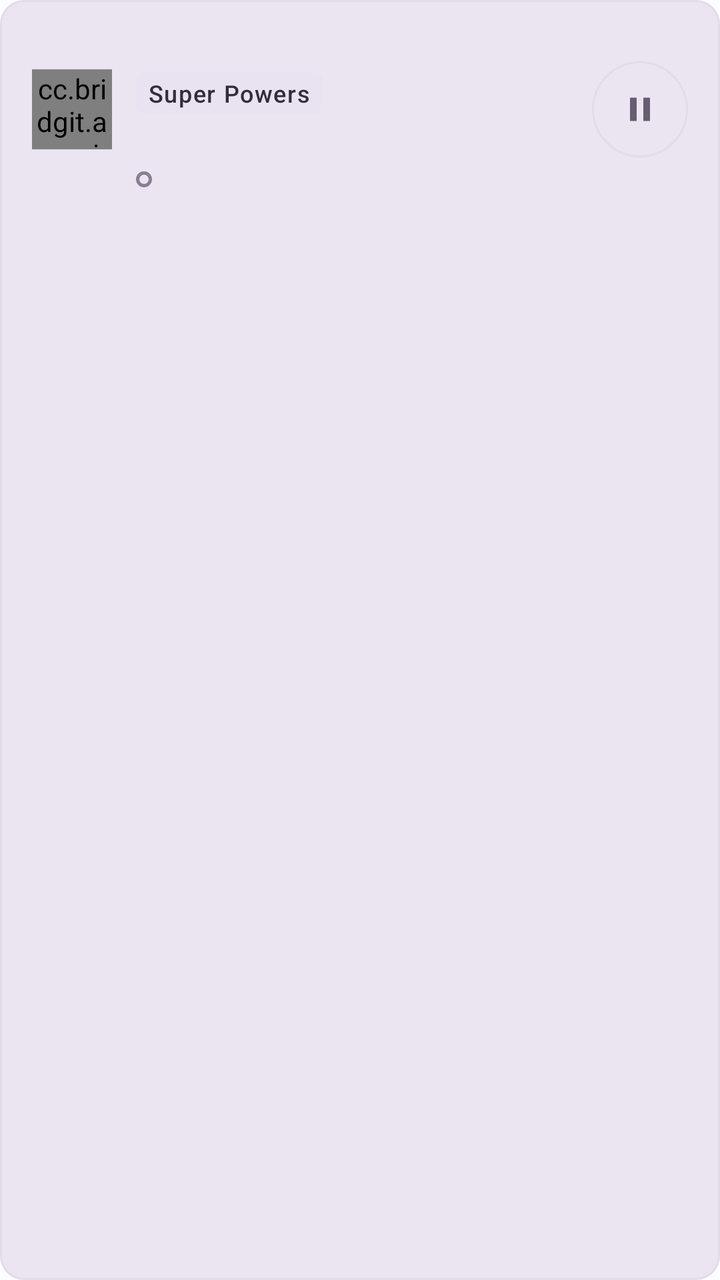
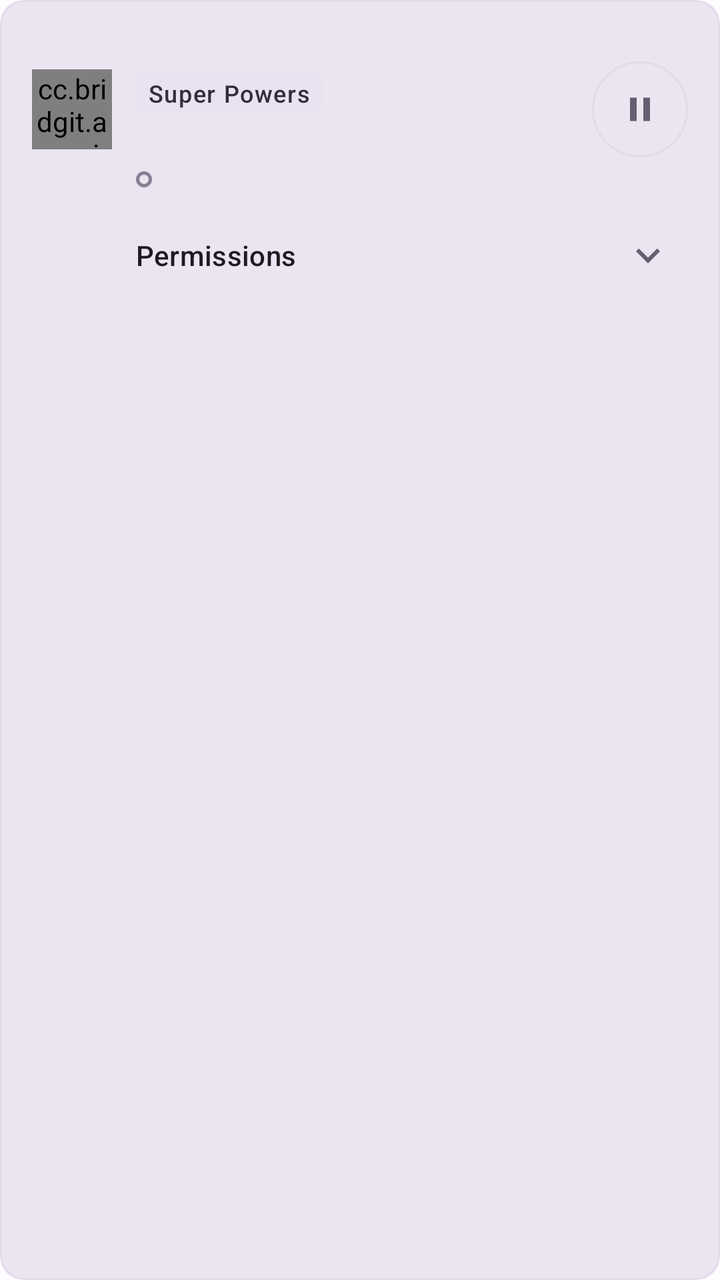

An Android layout rendered at two revisions. The XML below is the earlier revision; the diff shows what the commit changed to produce the second picture.
<!-- AndroidManifest.xml: application theme Theme.Bridgit -->
<!-- res/layout/agents_row.xml -->
<?xml version="1.0" encoding="utf-8"?>
<com.google.android.material.card.MaterialCardView xmlns:android="http://schemas.android.com/apk/res/android"
    xmlns:app="http://schemas.android.com/apk/res-auto"
    style="@style/Widget.Bridgit.Card"
    android:layout_width="match_parent"
    android:layout_height="wrap_content"
    android:layout_marginTop="8dp"
    android:clickable="true"
    android:focusable="true"
    app:contentPaddingBottom="10dp"
    app:contentPaddingEnd="4dp"
    app:contentPaddingStart="14dp"
    app:contentPaddingTop="10dp"
    app:cardBackgroundColor="?attr/colorSurfaceContainerHigh"
    app:strokeColor="?attr/colorOutlineVariant"
    app:strokeWidth="1dp">

    <LinearLayout
        android:layout_width="match_parent"
        android:layout_height="wrap_content"
        android:gravity="center_vertical"
        android:orientation="horizontal">

        <cc.bridgit.app.ui.common.AgentAvatarView
            android:id="@+id/avatar"
            android:layout_width="40dp"
            android:layout_height="40dp"
            android:importantForAccessibility="no" />

        <LinearLayout
            android:id="@+id/info"
            android:layout_width="0dp"
            android:layout_height="wrap_content"
            android:layout_marginStart="12dp"
            android:layout_weight="1"
            android:importantForAccessibility="noHideDescendants"
            android:orientation="vertical">

            <TextView
                android:id="@+id/name"
                android:layout_width="match_parent"
                android:layout_height="wrap_content"
                android:breakStrategy="simple"
                android:hyphenationFrequency="none"
                android:textAppearance="?attr/textAppearanceTitleMedium" />

            <TextView
                android:id="@+id/developer"
                style="@style/Widget.Bridgit.MonoChip"
                android:layout_width="wrap_content"
                android:layout_height="wrap_content"
                android:layout_marginTop="2dp"
                android:layout_marginBottom="2dp"
                android:background="@drawable/bg_mono_chip"
                android:backgroundTint="?attr/colorPrimaryContainer"
                android:fontFamily="sans-serif-medium"
                android:text="@string/agents_badge_super"
                android:textAppearance="?attr/textAppearanceLabelSmall"
                android:textColor="?attr/colorOnPrimaryContainer" />

            <TextView
                android:id="@+id/connection"
                android:layout_width="match_parent"
                android:layout_height="wrap_content"
                android:textAppearance="?attr/textAppearanceBodySmall"
                android:textColor="?attr/colorOnSurfaceVariant" />

            <LinearLayout
                android:layout_width="match_parent"
                android:layout_height="wrap_content"
                android:layout_marginTop="3dp"
                android:orientation="horizontal">

                <View
                    android:id="@+id/dot"
                    android:layout_width="8dp"
                    android:layout_height="8dp"
                    android:layout_marginTop="5dp"
                    android:layout_marginEnd="6dp"
                    android:background="@drawable/agents_dot_idle" />

                <TextView
                    android:id="@+id/line2"
                    android:layout_width="0dp"
                    android:layout_height="wrap_content"
                    android:layout_weight="1"
                    android:textAppearance="?attr/textAppearanceBodySmall"
                    android:textColor="?attr/colorOnSurfaceVariant" />
            </LinearLayout>
        </LinearLayout>

        <com.google.android.material.button.MaterialButton
            android:id="@+id/pause"
            style="@style/Widget.Material3.Button.IconButton.Outlined"
            android:layout_width="48dp"
            android:layout_height="48dp"
            android:layout_marginStart="4dp"
            android:insetLeft="0dp"
            android:insetTop="0dp"
            android:insetRight="0dp"
            android:insetBottom="0dp"
            app:icon="@drawable/agents_ic_pause"
            app:iconSize="20dp"
            app:iconTint="?attr/colorOnSurfaceVariant"
            app:strokeColor="?attr/colorOutlineVariant"
            app:iconGravity="textStart"
            app:iconPadding="0dp" />
    </LinearLayout>
</com.google.android.material.card.MaterialCardView>
<!-- resources referenced by this layout -->
<resources>
  <string name="agents_badge_super">Super Powers</string>
  <color name="b_primary">#6D587E</color>
  <color name="b_on_primary">#FFFFFF</color>
  <color name="b_primary_container">#E9E2F0</color>
  <color name="b_on_primary_container">#332C3D</color>
  <color name="b_secondary">#83501E</color>
  <color name="b_on_secondary">#FFFFFF</color>
  <color name="b_secondary_container">#FBEFDF</color>
  <color name="b_on_secondary_container">#5E3715</color>
  <color name="b_surface">#FDFCFE</color>
  <color name="b_on_surface">#332C3D</color>
  <color name="b_surface_container">#F1EEF6</color>
  <color name="b_surface_container_high">#EAE5F0</color>
  <color name="b_surface_container_highest">#E2DCE9</color>
  <color name="b_surface_container_low">#F7F4FA</color>
  <color name="b_surface_container_lowest">#FFFFFF</color>
  <color name="b_on_surface_variant">#675D71</color>
  <color name="b_outline">#897E94</color>
  <color name="b_outline_variant">#E2DCE9</color>
  <color name="b_error">#A52D48</color>
  <color name="b_on_error">#FFFFFF</color>
  <color name="b_error_container">#F9E9ED</color>
  <color name="b_on_error_container">#5F1631</color>
  <color name="b_success">#16834A</color>
  <color name="b_success_container">#E6F3EB</color>
  <color name="b_on_success_container">#164D31</color>
  <color name="b_warning">#83501E</color>
  <style name="ShapeAppearance.Bridgit.Small" parent="ShapeAppearance.Material3.Corner.Small"><item name="cornerSize">8dp</item></style>
  <style name="ShapeAppearance.Bridgit.Medium" parent="ShapeAppearance.Material3.Corner.Medium"><item name="cornerSize">12dp</item></style>
  <style name="ShapeAppearance.Bridgit.Large" parent="ShapeAppearance.Material3.Corner.Large"><item name="cornerSize">16dp</item></style>
  <style name="TextAppearance.Bridgit.BodyLarge" parent="TextAppearance.Material3.BodyLarge"><item name="android:textSize">16sp</item></style>
  <style name="TextAppearance.Bridgit.BodyMedium" parent="TextAppearance.Material3.BodyMedium"><item name="android:textSize">15sp</item></style>
  <style name="TextAppearance.Bridgit.BodySmall" parent="TextAppearance.Material3.BodySmall"><item name="android:textSize">14sp</item></style>
  <style name="TextAppearance.Bridgit.Label" parent="TextAppearance.Material3.LabelLarge"><item name="android:textSize">14sp</item></style>
  <style name="TextAppearance.Bridgit.Supporting" parent="TextAppearance.Material3.LabelSmall"><item name="android:textSize">12sp</item></style>
  <style name="TextAppearance.Bridgit.TitleLarge" parent="TextAppearance.Material3.TitleLarge"><item name="android:textSize">24sp</item></style>
  <style name="TextAppearance.Bridgit.TitleMedium" parent="TextAppearance.Material3.TitleMedium"><item name="android:textSize">18sp</item></style>
  <style name="TextAppearance.Bridgit.TitleSmall" parent="TextAppearance.Material3.TitleSmall"><item name="android:textSize">16sp</item></style>
  <style name="Widget.Bridgit.OutlinedButton" parent="Widget.Material3.Button.OutlinedButton">
          <item name="backgroundTint">@color/toggle_checked_bg</item>
      </style>
  <!-- drawable splash_icon (drawable-v31) -->
  <?xml version="1.0" encoding="utf-8"?>
  <shape xmlns:android="http://schemas.android.com/apk/res/android" android:shape="rectangle">
      <solid android:color="@android:color/transparent" />
  </shape>
  <!-- unchanged entries left out for length: 10 -->
</resources>

<!-- the commit's change to res/layout/agents_row.xml (unified diff, before → after) -->
@@ -18,92 +18,149 @@
     <LinearLayout
         android:layout_width="match_parent"
         android:layout_height="wrap_content"
-        android:gravity="center_vertical"
-        android:orientation="horizontal">
-
-        <cc.bridgit.app.ui.common.AgentAvatarView
-            android:id="@+id/avatar"
-            android:layout_width="40dp"
-            android:layout_height="40dp"
-            android:importantForAccessibility="no" />
+        android:orientation="vertical">
 
         <LinearLayout
-            android:id="@+id/info"
-            android:layout_width="0dp"
+            android:layout_width="match_parent"
             android:layout_height="wrap_content"
-            android:layout_marginStart="12dp"
-            android:layout_weight="1"
-            android:importantForAccessibility="noHideDescendants"
-            android:orientation="vertical">
+            android:gravity="center_vertical"
+            android:orientation="horizontal">
 
-            <TextView
-                android:id="@+id/name"
-                android:layout_width="match_parent"
-                android:layout_height="wrap_content"
-                android:breakStrategy="simple"
-                android:hyphenationFrequency="none"
-                android:textAppearance="?attr/textAppearanceTitleMedium" />
-
-            <TextView
-                android:id="@+id/developer"
-                style="@style/Widget.Bridgit.MonoChip"
-                android:layout_width="wrap_content"
-                android:layout_height="wrap_content"
-                android:layout_marginTop="2dp"
-                android:layout_marginBottom="2dp"
-                android:background="@drawable/bg_mono_chip"
-                android:backgroundTint="?attr/colorPrimaryContainer"
-                android:fontFamily="sans-serif-medium"
-                android:text="@string/agents_badge_super"
-                android:textAppearance="?attr/textAppearanceLabelSmall"
-                android:textColor="?attr/colorOnPrimaryContainer" />
-
-            <TextView
-                android:id="@+id/connection"
-                android:layout_width="match_parent"
-                android:layout_height="wrap_content"
-                android:textAppearance="?attr/textAppearanceBodySmall"
-                android:textColor="?attr/colorOnSurfaceVariant" />
+            <cc.bridgit.app.ui.common.AgentAvatarView
+                android:id="@+id/avatar"
+                android:layout_width="40dp"
+                android:layout_height="40dp"
+                android:importantForAccessibility="no" />
 
             <LinearLayout
-                android:layout_width="match_parent"
+                android:id="@+id/info"
+                android:layout_width="0dp"
                 android:layout_height="wrap_content"
-                android:layout_marginTop="3dp"
-                android:orientation="horizontal">
-
-                <View
-                    android:id="@+id/dot"
-                    android:layout_width="8dp"
-                    android:layout_height="8dp"
-                    android:layout_marginTop="5dp"
-                    android:layout_marginEnd="6dp"
-                    android:background="@drawable/agents_dot_idle" />
+                android:layout_marginStart="12dp"
+                android:layout_weight="1"
+                android:importantForAccessibility="noHideDescendants"
+                android:orientation="vertical">
 
                 <TextView
-                    android:id="@+id/line2"
-                    android:layout_width="0dp"
+                    android:id="@+id/name"
+                    android:layout_width="match_parent"
                     android:layout_height="wrap_content"
-                    android:layout_weight="1"
+                    android:breakStrategy="simple"
+                    android:hyphenationFrequency="none"
+                    android:textAppearance="?attr/textAppearanceTitleMedium" />
+
+                <TextView
+                    android:id="@+id/developer"
+                    style="@style/Widget.Bridgit.MonoChip"
+                    android:layout_width="wrap_content"
+                    android:layout_height="wrap_content"
+                    android:layout_marginTop="2dp"
+                    android:layout_marginBottom="2dp"
+                    android:background="@drawable/bg_mono_chip"
+                    android:backgroundTint="?attr/colorPrimaryContainer"
+                    android:fontFamily="sans-serif-medium"
+                    android:text="@string/agents_badge_super"
+                    android:textAppearance="?attr/textAppearanceLabelSmall"
+                    android:textColor="?attr/colorOnPrimaryContainer" />
+
+                <TextView
+                    android:id="@+id/connection"
+                    android:layout_width="match_parent"
+                    android:layout_height="wrap_content"
                     android:textAppearance="?attr/textAppearanceBodySmall"
                     android:textColor="?attr/colorOnSurfaceVariant" />
+
+                <LinearLayout
+                    android:layout_width="match_parent"
+                    android:layout_height="wrap_content"
+                    android:layout_marginTop="3dp"
+                    android:orientation="horizontal">
+
+                    <View
+                        android:id="@+id/dot"
+                        android:layout_width="8dp"
+                        android:layout_height="8dp"
+                        android:layout_marginTop="5dp"
+                        android:layout_marginEnd="6dp"
+                        android:background="@drawable/agents_dot_idle" />
+
+                    <TextView
+                        android:id="@+id/line2"
+                        android:layout_width="0dp"
+                        android:layout_height="wrap_content"
+                        android:layout_weight="1"
+                        android:textAppearance="?attr/textAppearanceBodySmall"
+                        android:textColor="?attr/colorOnSurfaceVariant" />
+                </LinearLayout>
             </LinearLayout>
+
+            <com.google.android.material.button.MaterialButton
+                android:id="@+id/pause"
+                style="@style/Widget.Material3.Button.IconButton.Outlined"
+                android:layout_width="48dp"
+                android:layout_height="48dp"
+                android:layout_marginStart="4dp"
+                android:insetLeft="0dp"
+                android:insetTop="0dp"
+                android:insetRight="0dp"
+                android:insetBottom="0dp"
+                app:icon="@drawable/agents_ic_pause"
+                app:iconSize="20dp"
+                app:iconTint="?attr/colorOnSurfaceVariant"
+                app:strokeColor="?attr/colorOutlineVariant"
+                app:iconGravity="textStart"
+                app:iconPadding="0dp" />
         </LinearLayout>
 
-        <com.google.android.material.button.MaterialButton
-            android:id="@+id/pause"
-            style="@style/Widget.Material3.Button.IconButton.Outlined"
-            android:layout_width="48dp"
-            android:layout_height="48dp"
-            android:layout_marginStart="4dp"
-            android:insetLeft="0dp"
-            android:insetTop="0dp"
-            android:insetRight="0dp"
-            android:insetBottom="0dp"
-            app:icon="@drawable/agents_ic_pause"
-            app:iconSize="20dp"
-            app:iconTint="?attr/colorOnSurfaceVariant"
-            app:strokeColor="?attr/colorOutlineVariant"
-            app:iconGravity="textStart"
-            app:iconPadding="0dp" />
+        
+        <include android:id="@+id/permissions" layout="@layout/permissions_summary_row" />
+
+        <FrameLayout
+            android:id="@+id/permissionsPanel"
+            android:layout_width="match_parent"
+            android:layout_height="wrap_content"
+            android:visibility="gone" />
     </LinearLayout>
 </com.google.android.material.card.MaterialCardView>
+<!-- res/layout/permissions_summary_row.xml (included above) -->
+<?xml version="1.0" encoding="utf-8"?>
+<LinearLayout xmlns:android="http://schemas.android.com/apk/res/android"
+    xmlns:app="http://schemas.android.com/apk/res-auto"
+    android:id="@+id/row"
+    android:layout_width="match_parent"
+    android:layout_height="wrap_content"
+    android:layout_marginTop="4dp"
+    android:background="?attr/selectableItemBackground"
+    android:clickable="true"
+    android:focusable="true"
+    android:gravity="center_vertical"
+    android:minHeight="48dp"
+    android:orientation="horizontal"
+    android:paddingEnd="8dp">
+
+    <TextView
+        android:id="@+id/label"
+        android:layout_width="0dp"
+        android:layout_height="wrap_content"
+        android:layout_marginStart="52dp"
+        android:layout_weight="1"
+        android:text="@string/agents_section_permissions"
+        android:textAppearance="?attr/textAppearanceLabelLarge" />
+
+    <TextView
+        android:id="@+id/count"
+        android:layout_width="wrap_content"
+        android:layout_height="wrap_content"
+        android:paddingStart="8dp"
+        android:paddingEnd="4dp"
+        android:textAppearance="?attr/textAppearanceBodyMedium"
+        android:textColor="?attr/colorOnSurfaceVariant" />
+
+    <ImageView
+        android:id="@+id/chevron"
+        android:layout_width="24dp"
+        android:layout_height="24dp"
+        android:importantForAccessibility="no"
+        android:src="@drawable/interactions_ic_expand"
+        app:tint="?attr/colorOnSurfaceVariant" />
+</LinearLayout>
<!-- resource entries referenced after the edit -->
@@ -1,6 +1,13 @@
 <!-- resources referenced by this layout -->
 <resources>
+  <!-- drawable interactions_ic_expand (drawable) -->
+  <vector xmlns:android="http://schemas.android.com/apk/res/android"
+      android:width="24dp" android:height="24dp" android:viewportWidth="24" android:viewportHeight="24"
+      android:tint="?attr/colorControlNormal">
+      <path android:fillColor="@android:color/white" android:pathData="M16.59,8.59L12,13.17 7.41,8.59 6,10l6,6 6,-6z" />
+  </vector>
   <string name="agents_badge_super">Super Powers</string>
+  <string name="agents_section_permissions">Permissions</string>
   <color name="b_primary">#6D587E</color>
   <color name="b_on_primary">#FFFFFF</color>
   <color name="b_primary_container">#E9E2F0</color>
